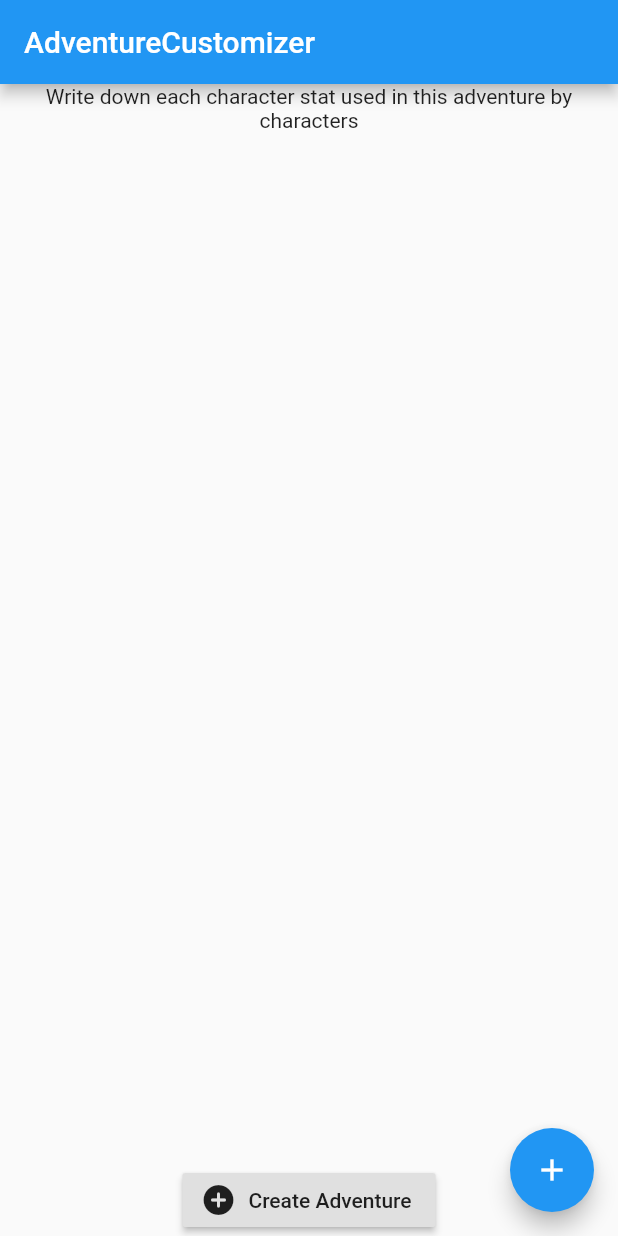
After one commit to Puchacz007/game_master_companion_app, a Flutter app: the screen it shows after launch, after a tap on "Create New Custom Adventure", on a phone screen of 412 x 824 dp. The commit adds this screen. Run offline on Flutter 3.47's test engine with Material 2 defaults, Android fonts, the phone set to English and light mode, and no system bars.

Commit message:
Added adventureCustomizer

```diff
--- a/lib/adventure.dart
+++ b/lib/adventure.dart
@@ -1,8 +1,11 @@
 class Adventure {
   Map<int, StoryPoint> storyPoints;
+  Map<String, int> stats;
+  String pattern;
 
   Adventure() {
     storyPoints = new Map();
+    stats = new Map();
   }
 
   void addStoryPoint(int index) {
@@ -38,6 +41,10 @@ class Adventure {
   Set getConnections(int key) {
     return storyPoints[key].getConnections();
   }
+
+  void addStat(String name, int value) {
+    stats[name] = value;
+  }
 }
 
 class StoryPoint {
@@ -46,6 +53,7 @@ class StoryPoint {
   String players;
   NPC npcs;
   Event events;
+
   Set<int> connections = {};
 
   void setConnection(int connection) {
@@ -74,3 +82,21 @@ class NPC {
 class Event {
   bool isRandom;
 }
+
+class NpcGenerator {
+  Map<String, int> maxStat;
+  NPC npc;
+
+  NpcGenerator(Set<String> stats) {
+    maxStat = Map();
+    stats.forEach((stat) {
+      maxStat[stat] = 2;
+    });
+  }
+
+  NPC getNPC() {
+    return this.npc;
+  }
+
+  void generateNPC() {}
+}
--- /dev/null
+++ b/lib/adventureCustomizer.dart
@@ -0,0 +1,186 @@
+import 'package:flutter/cupertino.dart';
+import 'package:flutter/material.dart';
+import 'package:flutter/services.dart';
+import 'package:game_master_companion_app/adventure.dart';
+import 'package:game_master_companion_app/adventureDesigner.dart';
+
+class AdventureCustomizer extends StatefulWidget {
+  AdventureCustomizer({Key key, this.title, @required this.isCustom})
+      : super(key: key);
+
+  // This widget is the home page of your application. It is stateful, meaning
+  // that it has a State object (defined below) that contains fields that affect
+  // how it looks.
+
+  // This class is the configuration for the state. It holds the values (in this
+  // case the title) provided by the parent (in this case the App widget) and
+  // used by the build method of the State. Fields in a Widget subclass are
+  // always marked "final".
+
+  final String title;
+  final bool isCustom;
+
+  @override
+  _AdventureCustomizerState createState() => _AdventureCustomizerState();
+}
+
+class _AdventureCustomizerState extends State<AdventureCustomizer> {
+  // _AdventureCustomizerState ({Key key, @required this.isCustom}) : super(key: key);
+  List<DynamicList> dynamicStatsWidgetList = [];
+
+  @override
+  Widget build(BuildContext context) {
+    // This method is rerun every time setState is called, for instance as done
+    // by the _incrementCounter method above.
+    //
+    // The Flutter framework has been optimized to make rerunning build methods
+    // fast, so that you can just rebuild anything that needs updating rather
+    // than having to individually change instances of widgets.
+    return Scaffold(
+      appBar: AppBar(
+        // Here we take the value from the MyHomePage object that was created by
+        // the App.build method, and use it to set our appbar title.
+        title: Text("AdventureCustomizer"),
+      ),
+      body: Container(
+          // Center is a layout widget. It takes a single child and positions it
+          // in the middle of the parent.
+
+          child: Builder(builder: (context) {
+        if (true) {
+          return //Custom Adventure
+
+              Container(
+            child: Column(
+              //mainAxisAlignment: MainAxisAlignment.start,
+              children: <Widget>[
+                // SizedBox(height: 20,width: 20,),
+
+                Text(
+                    "Write down each character stat used in this adventure by characters",
+                    textAlign: TextAlign.center),
+
+                //Container(
+                // height: 100,
+                //width: 100,
+                // child: Column(
+                // children:<Widget> [
+                Flexible(
+                    child: ListView.builder(
+                        itemCount: dynamicStatsWidgetList.length,
+                        itemBuilder: (_, index) =>
+                            dynamicStatsWidgetList[index])),
+                RaisedButton.icon(
+                  onPressed: () {
+                    Adventure adventure = new Adventure();
+                    dynamicStatsWidgetList.forEach((statWidget) {
+                      print(statWidget.statNameController.text +
+                          " " +
+                          statWidget.statValueController.text);
+                      adventure.addStat(statWidget.statNameController.text,
+                          int.parse(statWidget.statValueController.text));
+                    });
+                    Navigator.pushReplacement(
+                      context,
+                      MaterialPageRoute(
+                          builder: (context) =>
+                              AdventureDesigner(adventure: adventure)),
+                    );
+                  },
+                  icon: Icon(Icons.add_circle_rounded),
+                  label: Text("Create Adventure"),
+                ),
+              ],
+
+              //   ),
+
+              //   ),
+
+              //    ],
+              //  ),
+            ),
+          );
+        } else {
+          return //Based Adventure
+              SingleChildScrollView(
+            scrollDirection: Axis.vertical,
+            child: Column(
+              mainAxisAlignment: MainAxisAlignment.start,
+              children: [
+                SizedBox(
+                  height: 20,
+                ),
+                RaisedButton.icon(
+                  onPressed: () {
+                    Navigator.pushReplacement(
+                      context,
+                      MaterialPageRoute(
+                          builder: (context) => AdventureDesigner()),
+                    );
+                  },
+                  icon: Icon(Icons.add_circle_rounded),
+                  label: Text("Create Adventure"),
+                ),
+              ],
+            ),
+          );
+        }
+      })),
+      floatingActionButton: FloatingActionButton(
+        onPressed: () {
+          addDynamicStatTextField();
+        },
+        child: Icon(Icons.add),
+      ),
+    );
+  }
+
+  addDynamicStatTextField() {
+    dynamicStatsWidgetList.add(DynamicList());
+    setState(() {});
+  }
+}
+
+class DynamicList extends StatelessWidget {
+  TextEditingController statValueController = new TextEditingController();
+  TextEditingController statNameController = new TextEditingController();
+
+  @override
+  Widget build(BuildContext context) {
+    //return Container(
+    // decoration: new BoxDecoration(border: new Border.all(width: 1.0, color: Colors.grey), color: Colors.white70),
+    // margin: new EdgeInsets.symmetric(vertical: 1.0),
+    //child:
+    return new ListTile(
+      leading: Container(
+        width: 200,
+        // height: 21,
+        child: TextField(
+          // keyboardType: TextInputType.name,
+          // maxLength: 3,
+          // maxLengthEnforced: true,
+          maxLengthEnforced: true,
+          maxLength: 22, // not working because flutter is bugged :P
+          controller: statNameController,
+
+          decoration: new InputDecoration(hintText: 'Stat name'),
+        ),
+      ),
+      trailing: Container(
+        width: 30,
+        child: TextField(
+          keyboardType: TextInputType.number,
+          inputFormatters: <TextInputFormatter>[
+            FilteringTextInputFormatter.digitsOnly
+          ],
+          maxLength: 3,
+          maxLengthEnforced: true,
+          controller: statValueController,
+          // textAlign: TextAlign.left ,
+          decoration: new InputDecoration(hintText: 'stat value'),
+        ),
+      ),
+      // ),
+    );
+  }
+}
--- a/lib/adventureDesigner.dart
+++ b/lib/adventureDesigner.dart
@@ -6,7 +6,9 @@ import 'package:flutter/widgets.dart';
 import 'package:game_master_companion_app/adventure.dart';
 
 class AdventureDesigner extends StatefulWidget {
-  AdventureDesigner({Key key, this.title}) : super(key: key);
+  AdventureDesigner({Key key, this.title, @required this.adventure})
+      : super(key: key);
+
   // This widget is the home page of your application. It is stateful, meaning
   // that it has a State object (defined below) that contains fields that affect
   // how it looks.
@@ -17,9 +19,10 @@ class AdventureDesigner extends StatefulWidget {
   // always marked "final".
 
   final String title;
+  Adventure adventure;
 
   @override
-  _AdventureDesignerState createState() => _AdventureDesignerState();
+  _AdventureDesignerState createState() => _AdventureDesignerState(adventure);
 }
 
 class LinePainter extends CustomPainter {
@@ -82,7 +85,9 @@ class _AdventureDesignerState extends State<AdventureDesigner> {
   double _x, _y;
   int source;
   List<DynamicWidget> dynamicPlotPointsList = [];
-  Adventure adventure = Adventure();
+  Adventure adventure;
+
+  _AdventureDesignerState(this.adventure);
 
   double getStatusBarHeight() {
     return MediaQuery.of(context).padding.top;
--- a/lib/main.dart
+++ b/lib/main.dart
@@ -1,5 +1,5 @@
 import 'package:flutter/material.dart';
-import 'package:game_master_companion_app/adventureDesigner.dart';
+import 'package:game_master_companion_app/adventureCustomizer.dart';
 
 void main() {
   runApp(MyApp());
@@ -47,21 +47,6 @@ class MyHomePage extends StatefulWidget {
 }
 
 class _MyHomePageState extends State<MyHomePage> {
-  int _counter = 0;
-
-  void _incrementCounter() {
-    setState(() {
-      // This call to setState tells the Flutter framework that something has
-      // changed in this State, which causes it to rerun the build method below
-      // so that the display can reflect the updated values. If we changed
-      // _counter without calling setState(), then the build method would not be
-      // called again, and so nothing would appear to happen.
-      _counter++;
-    });
-  }
-
-
-
   @override
   Widget build(BuildContext context) {
     // This method is rerun every time setState is called, for instance as done
@@ -82,38 +67,51 @@ class _MyHomePageState extends State<MyHomePage> {
         child: Column(
           mainAxisAlignment: MainAxisAlignment.start,
         children: [
-          SizedBox(height: 20,),
+            SizedBox(
+              height: 20,
+            ),
             RaisedButton.icon(
-          onPressed: (){
+              onPressed: () {
                 Navigator.pushReplacement(
                   context,
-             MaterialPageRoute(builder: (context) => AdventureDesigner()),
-
-
+                  MaterialPageRoute(
+                      builder: (context) =>
+                          AdventureCustomizer(isCustom: true)),
                 );
               },
-          icon: Icon(
-          Icons.add_circle_rounded
-
+              icon: Icon(Icons.add_circle_rounded),
+              label: Text("Create New Custom Adventure"),
             ),
-          label: Text("Create New Adventure"),
-
-
+            SizedBox(
+              height: 10,
             ),
-         SizedBox(height: 10,),
             RaisedButton.icon(
-          onPressed: (){
-          print("test");
+              onPressed: () {
+                Navigator.pushReplacement(
+                  context,
+                  MaterialPageRoute(
+                      builder: (context) =>
+                          AdventureCustomizer(isCustom: false)),
+                );
               },
-            icon: Icon(
-                Icons.drive_folder_upload
-
+              icon: Icon(Icons.drive_folder_upload),
+              label: Text("Create New Adventure based on pattern"),
             ),
-            label: Text("Load Adventure"),
-
-
+            SizedBox(
+              height: 20,
             ),
-
+            RaisedButton.icon(
+              onPressed: () {
+                Navigator.pushReplacement(
+                  context,
+                  MaterialPageRoute(
+                      builder: (context) =>
+                          AdventureCustomizer(isCustom: false)),
+                );
+              },
+              icon: Icon(Icons.add_circle_rounded),
+              label: Text("Play adventure"),
+            ),
           ],
         ),
         /*
@@ -147,11 +145,6 @@ class _MyHomePageState extends State<MyHomePage> {
 
            */
       ),
-      floatingActionButton: FloatingActionButton(
-        onPressed: _incrementCounter,
-        tooltip: 'Increment',
-        child: Icon(Icons.add),
-      ), // This trailing comma makes auto-formatting nicer for build methods.
     );
   }
 }
```
Also changed, not shown: lib/adventurePlayer.dart (added). Lines whose indentation alone changed are shown as unchanged.
